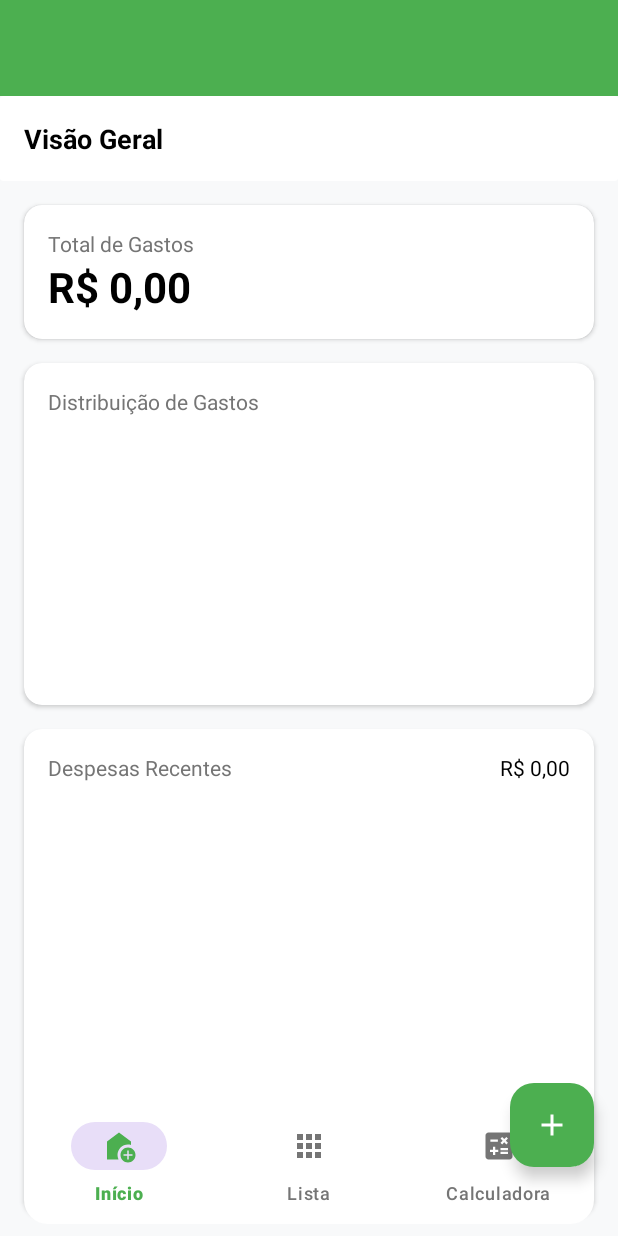
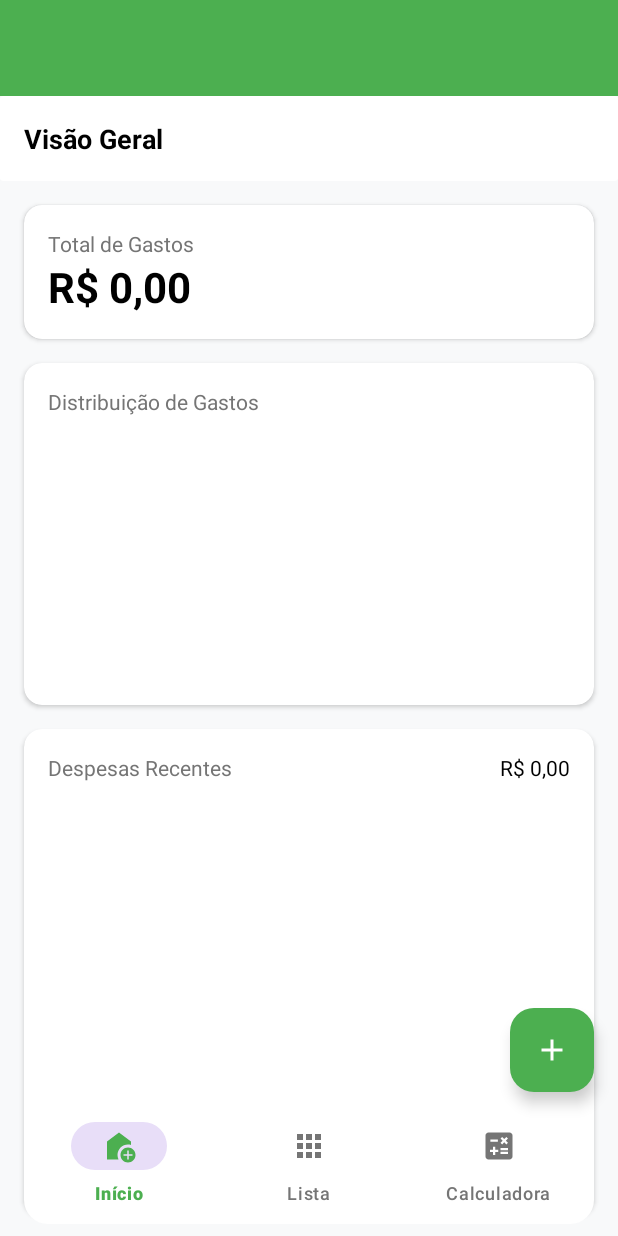
Before and after one commit to BrenoAAntonio/Calculadora-de-gastos-diarios, an Android app: the layout app_bar_main.xml on its own in the app's theme, with its tools: preview values and no code run, on a phone screen of 412 x 824 dp. Run offline under Robolectric (Android 15) with nearby library versions, the phone set to English and light mode, and no system bars.

Commit message:
teminando de ajustar o layout, projeto finalizado ate o momento

```diff
--- a/app/src/main/res/layout/app_bar_main.xml
+++ b/app/src/main/res/layout/app_bar_main.xml
@@ -37,7 +37,7 @@
         android:layout_height="wrap_content"
         android:layout_gravity="bottom|end"
         android:layout_margin="@dimen/fab_margin"
-        android:translationY="-30dp"
+        android:translationY="-80dp"
         app:backgroundTint="@color/green_primary"
         app:srcCompat="@drawable/ic_add"
         app:tint="@color/white" />
```
Also changed, not shown: app/src/main/res/layout/item_relatorio_orcamento.xml (+4 -5 lines).
